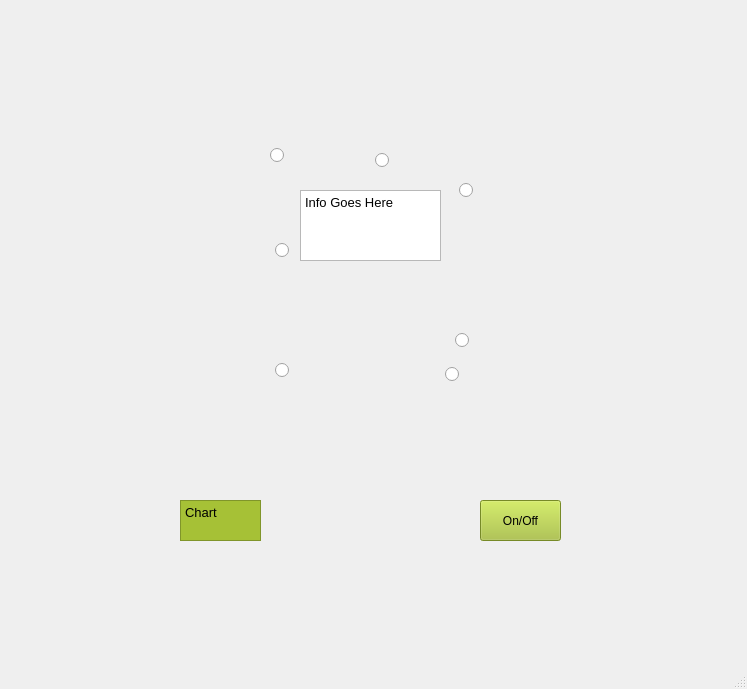
rayc4/COMP3004-Group-Project, file mainwindow.ui: the form before one commit.
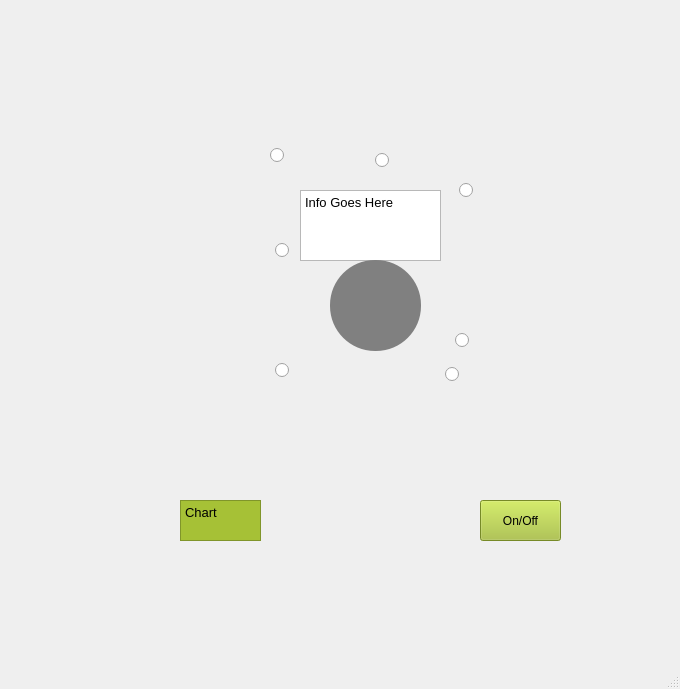
The form after the commit. Icons and pictures are not drawn.

```diff
--- a/mainwindow.ui
+++ b/mainwindow.ui
@@ -6,7 +6,7 @@
    <rect>
     <x>0</x>
     <y>0</y>
-    <width>747</width>
+    <width>680</width>
     <height>689</height>
    </rect>
   </property>
@@ -320,6 +320,46 @@
      <string/>
     </property>
    </widget>
+   <widget class="QPushButton" name="pushButtonOnOff_2">
+    <property name="geometry">
+     <rect>
+      <x>330</x>
+      <y>260</y>
+      <width>91</width>
+      <height>91</height>
+     </rect>
+    </property>
+    <property name="styleSheet">
+     <string notr="true">border-image: url(:/res/middle button.png);
+border-radius: 45px; 
+background-color: grey;
+color: white; 
+padding: 5px; </string>
+    </property>
+    <property name="text">
+     <string/>
+    </property>
+   </widget>
+   <zorder>label</zorder>
+   <zorder>pushButton1</zorder>
+   <zorder>pushButton2</zorder>
+   <zorder>pushButton3</zorder>
+   <zorder>pushButton4</zorder>
+   <zorder>pushButton5</zorder>
+   <zorder>pushButton6</zorder>
+   <zorder>pushButton8</zorder>
+   <zorder>pushButton7</zorder>
+   <zorder>textBrowser</zorder>
+   <zorder>pushButtonOnOff</zorder>
+   <zorder>textBrowser_2</zorder>
+   <zorder>radioButton2</zorder>
+   <zorder>radioButton3</zorder>
+   <zorder>radioButton1</zorder>
+   <zorder>radioButton5</zorder>
+   <zorder>radioButton6</zorder>
+   <zorder>radioButton7</zorder>
+   <zorder>radioButton4</zorder>
+   <zorder>pushButtonOnOff_2</zorder>
   </widget>
   <widget class="QMenuBar" name="menubar">
    <property name="geometry">
```
Left out of the diff: 20 changed lines with no effect on the pictures.
